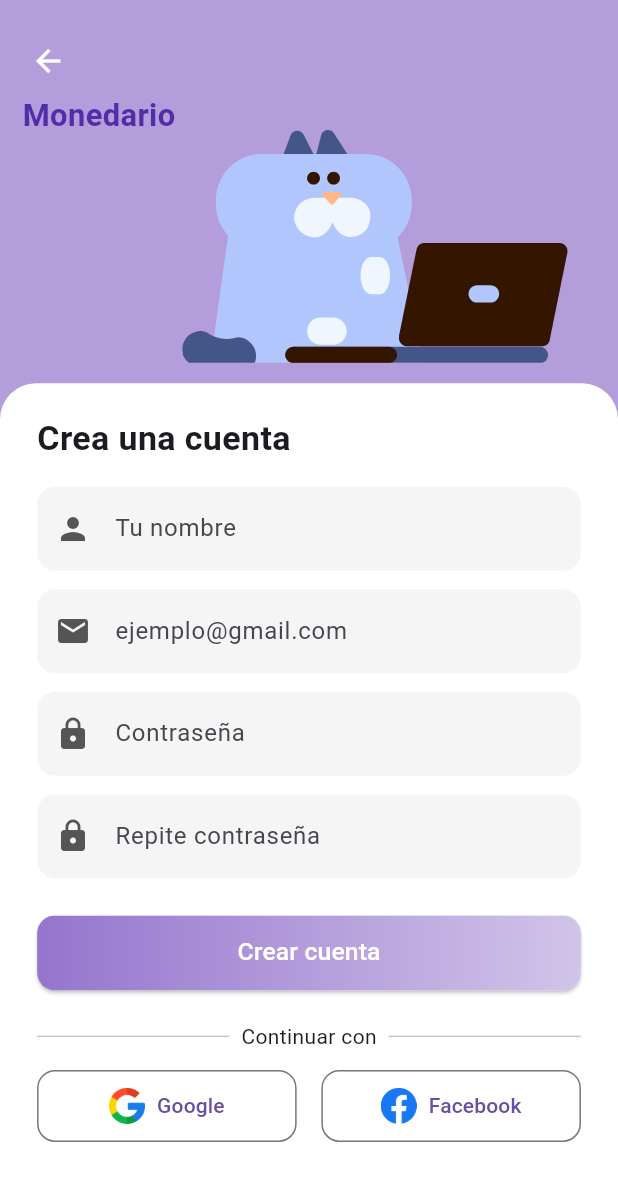
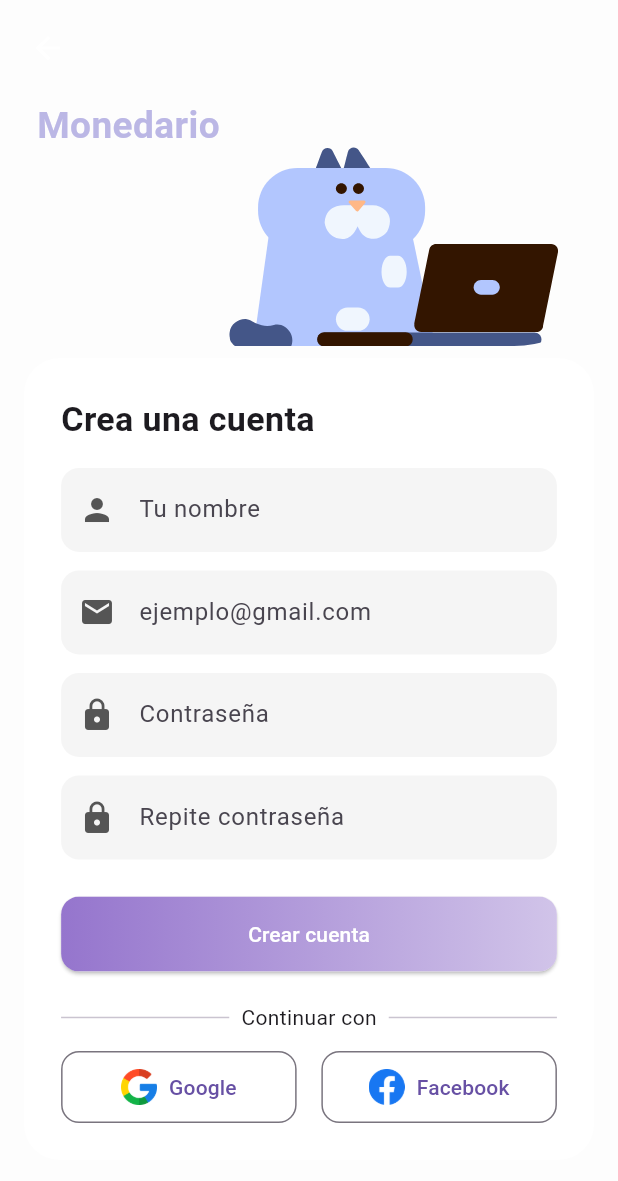
Before and after one commit to Skisekia/monedario, a Flutter app: the Register screen opened by its route, on a phone screen of 412 x 824 dp. Shown: the top 1181 px of the screen. Run offline on Flutter 3.47's test engine with Material 3 defaults, Android fonts, the phone set to English and light mode, and no system bars; our stand-ins replace lottie.

Commit message:
fix login/register
Se corrigio un error de resolusion en el modulo de login y de registro

```diff
--- a/monedariof/lib/views/register.dart
+++ b/monedariof/lib/views/register.dart
@@ -10,15 +10,15 @@ class Register extends StatefulWidget {
 }
 
 class _RegisterPageState extends State<Register> {
-  final _nameCtrl = TextEditingController();
+  final _nameCtrl  = TextEditingController();
   final _emailCtrl = TextEditingController();
-  final _passCtrl = TextEditingController();
+  final _passCtrl  = TextEditingController();
   final _pass2Ctrl = TextEditingController();
 
   @override
   void initState() {
     super.initState();
-    // Fija orientación solo vertical
+    // Sólo vertical
     SystemChrome.setPreferredOrientations([
       DeviceOrientation.portraitUp,
       DeviceOrientation.portraitDown,
@@ -27,7 +27,7 @@ class _RegisterPageState extends State<Register> {
 
   @override
   void dispose() {
-    // Restaurar todas las orientaciones
+    // Restaurar orientaciones
     SystemChrome.setPreferredOrientations(DeviceOrientation.values);
     _nameCtrl.dispose();
     _emailCtrl.dispose();
@@ -40,80 +40,102 @@ class _RegisterPageState extends State<Register> {
   Widget build(BuildContext context) {
     final w = MediaQuery.of(context).size.width;
     final h = MediaQuery.of(context).size.height;
-
-    // header ocupa espacio suficiente para texto y animación
-    final headerHeight = h * 0.3;
+    final headerHeight = h * 0.28;
 
     return Scaffold(
-      backgroundColor: const Color(0xFFB39DDB),
+      resizeToAvoidBottomInset: true,
+      backgroundColor: const Color.fromARGB(255, 253, 253, 253),
       body: SafeArea(
-        child: Column(
+        // Permite cerrar teclado al hacer tap fuera de los campos
+        child: GestureDetector(
+          behavior: HitTestBehavior.translucent,
+          onTap: () => FocusScope.of(context).unfocus(),
+          child: LayoutBuilder(
+            builder: (context, constraints) {
+              return ListView(
+                keyboardDismissBehavior: ScrollViewKeyboardDismissBehavior.onDrag,
+                padding: EdgeInsets.only(
+                  top: 0,
+                  bottom: MediaQuery.of(context).viewInsets.bottom + 16,
+                ),
                 children: [
-            // Header con back y texto intercambiados y animación
+
+                  // ── CABECERA CURVA CON BACK BUTTON ──
                   SizedBox(
                     height: headerHeight,
                     child: Stack(
                       children: [
-                  // Fondo morado
-                  Container(
+                        ClipRRect(
+                          borderRadius: BorderRadius.vertical(
+                            bottom: Radius.circular(headerHeight * 0.3),
+                          ),
+                          child: Container(
                             width: double.infinity,
-                    color: const Color(0xFFB39DDB),
+                            height: headerHeight,
+                            color: const Color.fromARGB(0, 243, 243, 245),
+                            padding: EdgeInsets.only(
+                              left: w * 0.06,
+                              right: w * 0.06,
+                              top: h * 0.02,
                             ),
-                  // Lottie animación
+                            child: Stack(
+                              children: [
+
                                 Positioned(
-                    right: w * 0.04,
-                    bottom: 0,
+                                  top: h * 0.06,
+                                  left: 0,
+                                  child: Text(
+                                    'Monedario',
+                                    style: TextStyle(
+                                      fontSize: w * 0.06,
+                                      fontWeight: FontWeight.bold,
+                                      color: const Color(0xffbbb7e5),
+                                    ),
+                                  ),
+                                ),
+                                // Animación
+                                Align(
+                                  alignment: Alignment.bottomRight,
                                   child: SizedBox(
-                      width: w * 0.7,
-                      height: headerHeight * 0.7,
+                                    width: w * 0.6,
+                                    height: headerHeight * 0.6,
                                     child: Lottie.asset(
                                       'assets/cat_typing.json',
                                       fit: BoxFit.contain,
                                     ),
                                   ),
                                 ),
-                  // Back button donde estaba texto
+                              ],
+                            ),
+                          ),
+                        ),
+                        // Botón atrás
                         Positioned(
-                    left: w * 0.02,
-                    top: h * 0.02,
+                          top: 8,
+                          left: 8,
                           child: IconButton(
                             icon: const Icon(Icons.arrow_back, color: Colors.white),
                             onPressed: () => Navigator.of(context)
                                 .pushReplacementNamed('/welcome'),
                           ),
                         ),
-                  // Texto donde estaba boton
-                  Positioned(
-                    top: h * 0.075,
-                    left: 15,
-                    child: Text(
-                      'Monedario',
-                      style: TextStyle(
-                        fontSize: w * 0.05,
-                        fontWeight: FontWeight.bold,
-                        color: const Color(0xFF512DA8),
-                      ),
-                    ),
-                  ),
                       ],
                     ),
                   ),
-            // Espacio mínimo antes del card
-            SizedBox(height: h * 0.01),
-            // Card principal
-            Expanded(
-              child: Container(
-                width: double.infinity,
-                decoration: const BoxDecoration(
+
+                  // Un poquito de espacio antes del card
+                  SizedBox(height: 8),
+
+                  // ── TARJETA BLANCA ──
+                  Container(
+                    margin: const EdgeInsets.symmetric(horizontal: 16),
+                    decoration: BoxDecoration(
                       color: Colors.white,
-                  borderRadius: BorderRadius.only(
-                    topLeft: Radius.circular(24),
-                    topRight: Radius.circular(24),
-                  ),
+                      borderRadius: BorderRadius.circular(24),
                     ),
                     padding: EdgeInsets.symmetric(
                       horizontal: w * 0.06,
-                  vertical: h * 0.025,
+                      vertical: h * 0.03,
                     ),
                     child: Column(
                       crossAxisAlignment: CrossAxisAlignment.stretch,
@@ -126,19 +148,19 @@ class _RegisterPageState extends State<Register> {
                           ),
                         ),
                         SizedBox(height: h * 0.02),
-                    _buildField(_nameCtrl, 'Tu nombre', Icons.person, w),
+
+                        _buildField(_nameCtrl,  'Tu nombre',          Icons.person, w),
                         SizedBox(height: h * 0.015),
-                    _buildField(
-                        _emailCtrl, 'ejemplo@gmail.com', Icons.email, w,
+                        _buildField(_emailCtrl, 'ejemplo@gmail.com',   Icons.email,      w,
                                     keyboardType: TextInputType.emailAddress),
                         SizedBox(height: h * 0.015),
-                    _buildField(_passCtrl, 'Contraseña', Icons.lock, w,
+                        _buildField(_passCtrl,  'Contraseña',         Icons.lock,       w,
                                     obscure: true),
                         SizedBox(height: h * 0.015),
-                    _buildField(
-                        _pass2Ctrl, 'Repite contraseña', Icons.lock, w,
+                        _buildField(_pass2Ctrl, 'Repite contraseña',  Icons.lock,       w,
                                     obscure: true),
                         SizedBox(height: h * 0.03),
+
                         SizedBox(
                           height: 50,
                           child: ElevatedButton(
@@ -152,37 +174,31 @@ class _RegisterPageState extends State<Register> {
                             child: Ink(
                               decoration: BoxDecoration(
                                 gradient: const LinearGradient(
-                              colors: [
-                                Color(0xFF9575CD),
-                                Color(0xFFD1C4E9),
-                              ],
+                                  colors: [Color(0xFF9575CD), Color(0xFFD1C4E9)],
                                 ),
                                 borderRadius: BorderRadius.circular(12),
                               ),
-                          child: Center(
+                              child: const Center(
                                 child: Text(
                                   'Crear cuenta',
-                              style: TextStyle(
-                                color: Colors.white,
-                                fontSize: w * 0.040,
+                                  style: TextStyle(color: Colors.white),
                                 ),
                               ),
                             ),
                           ),
                         ),
-                    ),
+
                         SizedBox(height: h * 0.025),
-                    Row(
-                      children: const [
+                        Row(children: const [
                           Expanded(child: Divider()),
                           Padding(
                             padding: EdgeInsets.symmetric(horizontal: 8),
                             child: Text('Continuar con'),
                           ),
                           Expanded(child: Divider()),
-                      ],
-                    ),
+                        ]),
                         SizedBox(height: h * 0.015),
+
                         Row(
                           children: [
                             Expanded(
@@ -194,8 +210,7 @@ class _RegisterPageState extends State<Register> {
                                 style: OutlinedButton.styleFrom(
                                   shape: RoundedRectangleBorder(
                                       borderRadius: BorderRadius.circular(12)),
-                              padding:
-                                  const EdgeInsets.symmetric(vertical: 12),
+                                  padding: const EdgeInsets.symmetric(vertical: 12),
                                 ),
                               ),
                             ),
@@ -209,25 +224,30 @@ class _RegisterPageState extends State<Register> {
                                 style: OutlinedButton.styleFrom(
                                   shape: RoundedRectangleBorder(
                                       borderRadius: BorderRadius.circular(12)),
-                              padding:
-                                  const EdgeInsets.symmetric(vertical: 12),
+                                  padding: const EdgeInsets.symmetric(vertical: 12),
                                 ),
                               ),
                             ),
                           ],
                         ),
+
                       ],
                     ),
                   ),
+
+                  // Un poco de espacio final
+                  SizedBox(height: 16),
+                ],
+              );
+            },
           ),
-          ],
         ),
       ),
     );
   }
 
   Widget _buildField(
-    TextEditingController c,
+    TextEditingController controller,
     String hint,
     IconData icon,
     double w, {
@@ -235,7 +255,7 @@ class _RegisterPageState extends State<Register> {
     bool obscure = false,
   }) {
     return TextField(
-      controller: c,
+      controller: controller,
       keyboardType: keyboardType,
       obscureText: obscure,
       decoration: InputDecoration(
--- a/monedariof/lib/views/welcome.dart
+++ b/monedariof/lib/views/welcome.dart
@@ -139,7 +139,7 @@ class Welcome extends StatelessWidget {
                   height: 50,
                   child: OutlinedButton(
                     onPressed: () {
-                      Navigator.of(context).pushReplacementNamed('/loading_register');
+                      Navigator.of(context).pushReplacementNamed('/register');
                     },
                     style: OutlinedButton.styleFrom(
                       side: const BorderSide(color: Color(0xFF512DA8)),
```
Also changed, not shown: monedariof/google-services.json (added, +29 -0 lines), monedariof/lib/main.dart (+11 -1 lines), monedariof/lib/views/login.dart (+180 -116 lines), monedariof/pubspec.yaml (+7 -0 lines), 2 other files. Lines whose indentation alone changed are shown as unchanged.
